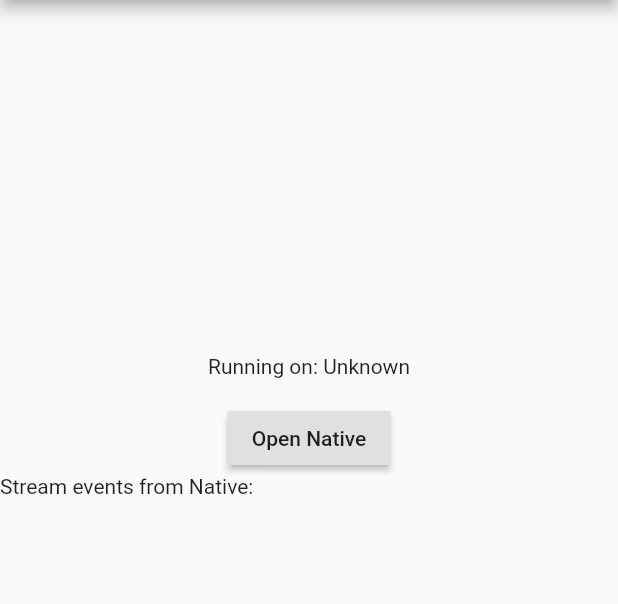
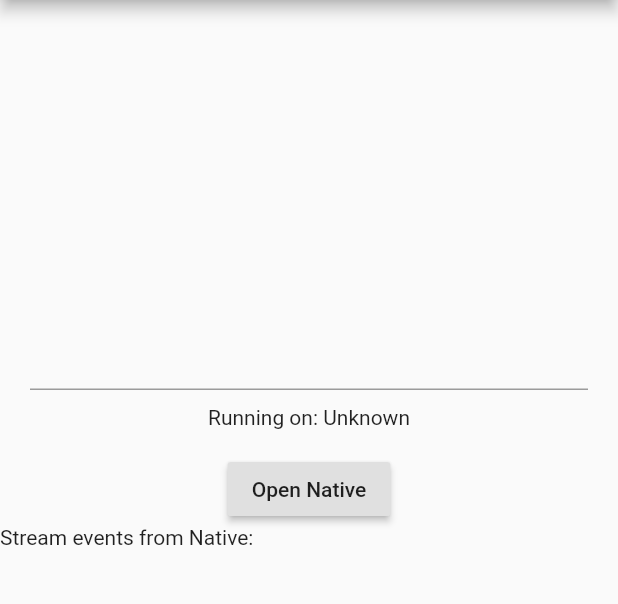
Before and after one commit to tuanhwing/plugin_flutter_example, a Flutter app: the screen it shows after launch, after a tap on "Open Native", on a phone screen of 412 x 824 dp, the part 84-688 px from its top. Run offline on Flutter 3.47's test engine with Material 2 defaults, Android fonts, the phone set to English and light mode, and no system bars.

Commit message:
add textfield demo

```diff
--- a/example/lib/main.dart
+++ b/example/lib/main.dart
@@ -18,6 +18,7 @@ class _MyAppState extends State<MyApp> {
 
   StreamSubscription _subscription;
   final List<String> _strings = [];
+  final TextEditingController _textEditingController = TextEditingController();
 
   @override
   void initState() {
@@ -70,10 +71,16 @@ class _MyAppState extends State<MyApp> {
             child: Column(
               mainAxisAlignment: MainAxisAlignment.center,
               children: <Widget>[
+                Container(
+                  margin: EdgeInsets.symmetric(vertical: 10.0, horizontal: 20.0),
+                  child: TextField(
+                    controller: _textEditingController,
+                  ),
+                ),
                 Text('Running on: $_platformVersion\n'),
                 RaisedButton(
                   onPressed: () {
-                    PluginExample().showNative({'param1':'value1', 'param2':'value2'});
+                    PluginExample().showNative({'param1':'${_textEditingController.text}'});
                   },
                   child: Text('Open Native'),
                 ),
```
